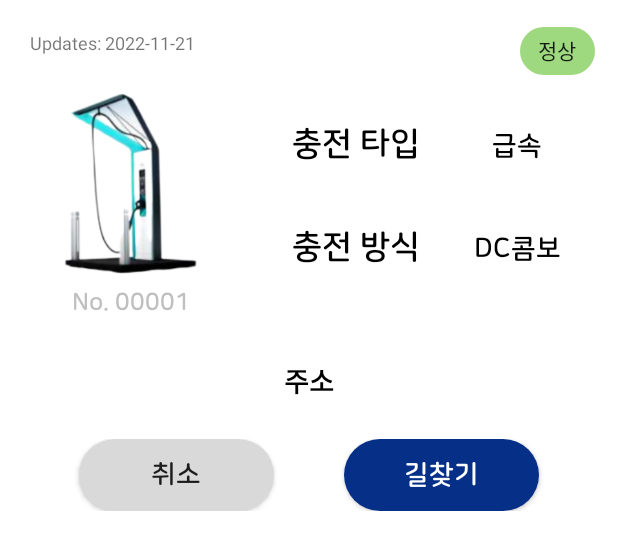
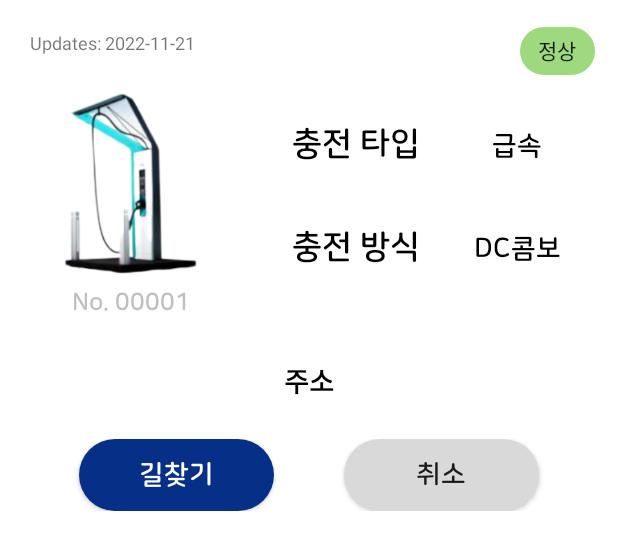
Before and after one commit to elecguitar/Elecguitar_Android, an Android app: the layout fragment_charge_station_bottom.xml on its own in the app's theme, with its tools: preview values and no code run, on a phone screen of 412 x 824 dp. Shown: the top 550 px of the screen. Run offline under Robolectric (Android 15) with nearby library versions, the phone set to English and light mode, and no system bars.

Commit message:
[Fix] 길찾기 바텀뷰 버튼 위치 바꾸기

```diff
--- a/app/src/main/res/layout/fragment_charge_station_bottom.xml
+++ b/app/src/main/res/layout/fragment_charge_station_bottom.xml
@@ -146,19 +146,6 @@
         app:layout_constraintStart_toStartOf="parent">
 
         <androidx.appcompat.widget.AppCompatButton
-            android:id="@+id/btn_cs_cancel"
-            android:layout_width="130dp"
-            android:layout_height="wrap_content"
-            android:background="@drawable/cs_button_cancel_shape"
-            android:fontFamily="@font/nanum_square_round_bold"
-            android:text="취소"
-            android:textSize="18sp"
-            app:layout_constraintBottom_toBottomOf="parent"
-            app:layout_constraintEnd_toStartOf="@+id/btn_cs_find_road"
-            app:layout_constraintStart_toStartOf="parent"
-            app:layout_constraintTop_toTopOf="parent" />
-
-        <androidx.appcompat.widget.AppCompatButton
             android:id="@+id/btn_cs_find_road"
             android:layout_width="130dp"
             android:layout_height="wrap_content"
@@ -168,8 +155,21 @@
             android:textSize="18sp"
             android:textColor="@color/elecguitar_white"
             app:layout_constraintBottom_toBottomOf="parent"
+            app:layout_constraintEnd_toStartOf="@+id/btn_cs_cancel"
+            app:layout_constraintStart_toStartOf="parent"
+            app:layout_constraintTop_toTopOf="parent" />
+
+        <androidx.appcompat.widget.AppCompatButton
+            android:id="@+id/btn_cs_cancel"
+            android:layout_width="130dp"
+            android:layout_height="wrap_content"
+            android:background="@drawable/cs_button_cancel_shape"
+            android:fontFamily="@font/nanum_square_round_bold"
+            android:text="취소"
+            android:textSize="18sp"
+            app:layout_constraintBottom_toBottomOf="parent"
             app:layout_constraintEnd_toEndOf="parent"
-            app:layout_constraintStart_toEndOf="@+id/btn_cs_cancel"
+            app:layout_constraintStart_toEndOf="@+id/btn_cs_find_road"
             app:layout_constraintTop_toTopOf="parent" />
 
     </androidx.constraintlayout.widget.ConstraintLayout>
```
